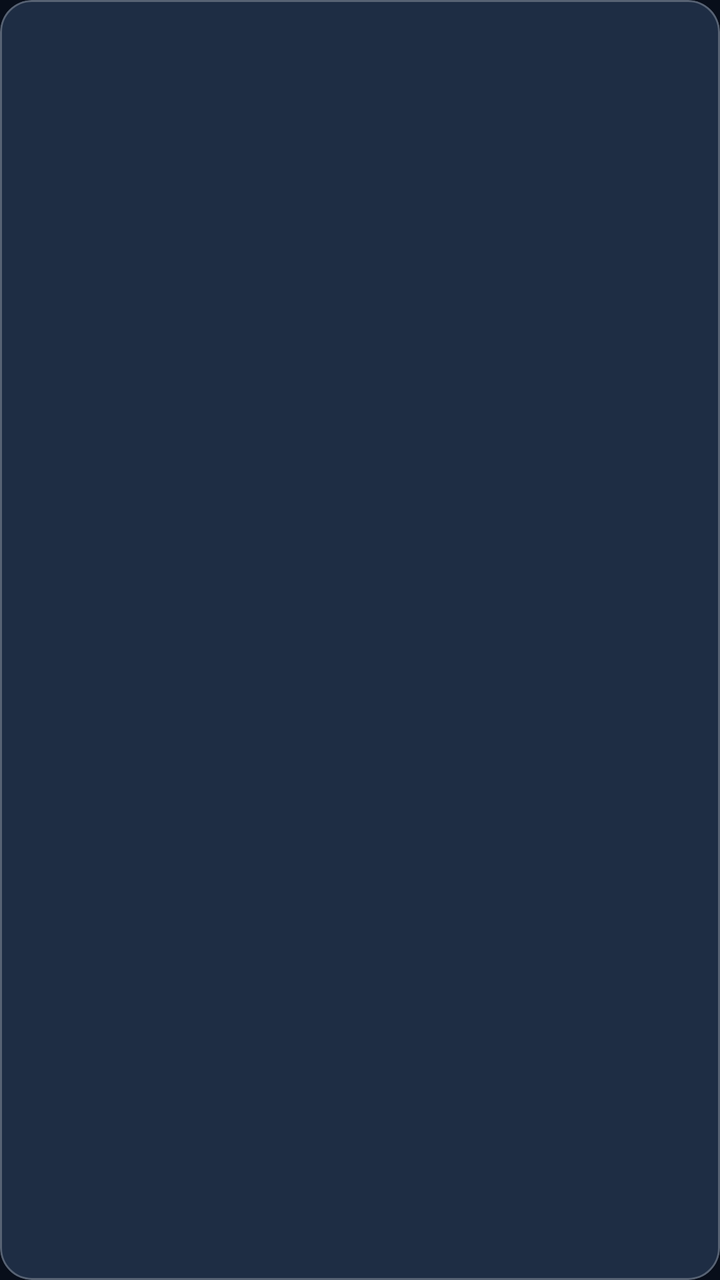
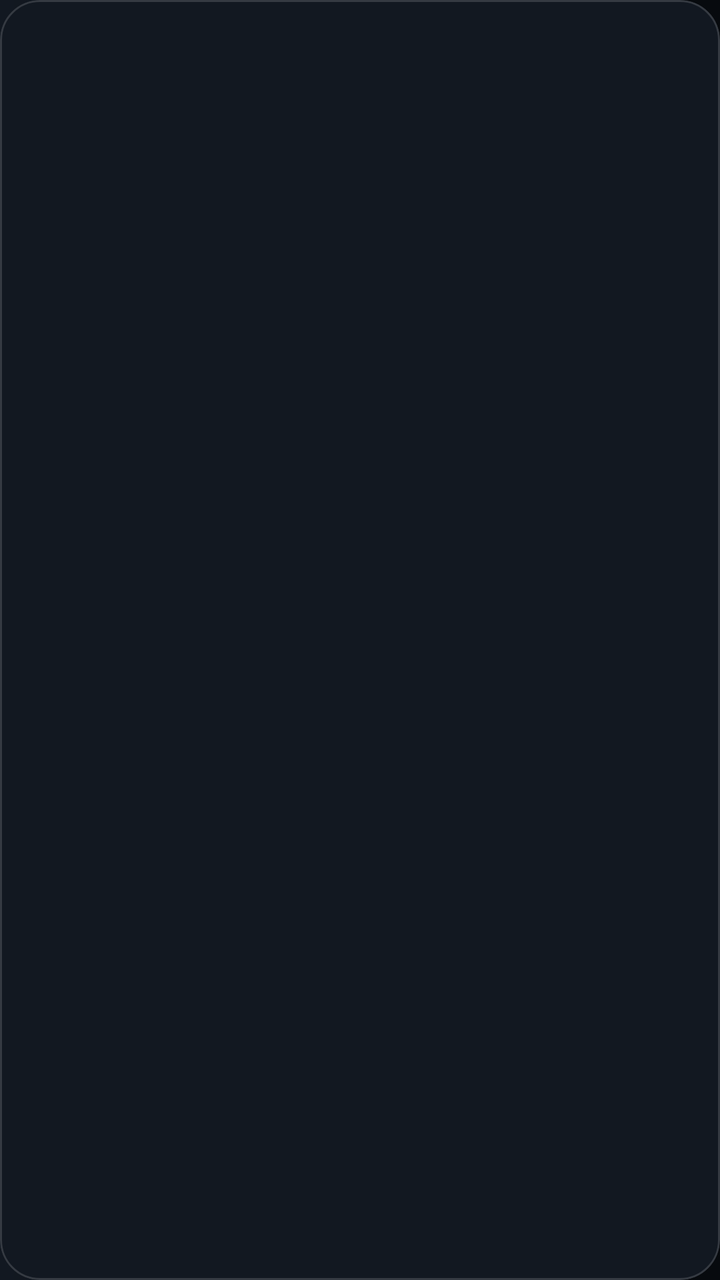

Compare the two renders of this Android layout. The source of the first and the diff that turns it into the second are given below.
<!-- AndroidManifest.xml: application theme Theme.RakshaSetu -->
<!-- res/layout/item_alert_log.xml -->
<?xml version="1.0" encoding="utf-8"?>
<com.google.android.material.card.MaterialCardView xmlns:android="http://schemas.android.com/apk/res/android"
    xmlns:app="http://schemas.android.com/apk/res-auto"
    android:layout_width="match_parent"
    android:layout_height="wrap_content"
    android:layout_marginBottom="8dp"
    app:cardCornerRadius="16dp"
    app:cardElevation="0dp"
    app:cardBackgroundColor="@color/glass_card_solid"
    app:strokeColor="@color/glass_border"
    app:strokeWidth="1dp">

    <LinearLayout
        android:layout_width="match_parent"
        android:layout_height="wrap_content"
        android:orientation="vertical"
        android:padding="16dp">

        <LinearLayout
            android:layout_width="match_parent"
            android:layout_height="wrap_content"
            android:orientation="horizontal"
            android:gravity="center_vertical">

            <TextView
                android:id="@+id/tvTriggerType"
                android:layout_width="0dp"
                android:layout_height="wrap_content"
                android:layout_weight="1"
                android:textSize="15sp"
                android:textStyle="bold"
                android:textColor="@color/text_primary"
                android:fontFamily="sans-serif-medium" />

            <TextView
                android:id="@+id/tvStatus"
                android:layout_width="wrap_content"
                android:layout_height="wrap_content"
                android:textSize="13sp"
                android:textColor="@color/text_secondary" />
        </LinearLayout>

        <TextView
            android:id="@+id/tvTime"
            android:layout_width="wrap_content"
            android:layout_height="wrap_content"
            android:textSize="12sp"
            android:textColor="@color/text_secondary"
            android:layout_marginTop="4dp" />

        <TextView
            android:id="@+id/tvLocation"
            android:layout_width="wrap_content"
            android:layout_height="wrap_content"
            android:textSize="12sp"
            android:textColor="@color/text_secondary"
            android:layout_marginTop="4dp" />

        <TextView
            android:id="@+id/tvStats"
            android:layout_width="wrap_content"
            android:layout_height="wrap_content"
            android:textSize="12sp"
            android:textColor="@color/md_theme_primary"
            android:layout_marginTop="4dp" />
    </LinearLayout>
</com.google.android.material.card.MaterialCardView>
<!-- resources referenced by this layout -->
<resources>
  <color name="glass_border">#40FFFFFF</color>
  <color name="glass_card_solid">#1E2D44</color>
  <color name="md_theme_primary">#FF8A5C</color>
  <color name="text_primary">#F0F4F8</color>
  <color name="text_secondary">#94A3B8</color>
  <style name="Theme.RakshaSetu" parent="Theme.Material3.Dark.NoActionBar">
          <item name="colorPrimary">@color/md_theme_primary</item>
          <item name="colorPrimaryDark">@color/primary_dark</item>
          <item name="colorAccent">@color/accent</item>
          <item name="android:windowBackground">@color/background</item>
          <item name="android:statusBarColor">@android:color/transparent</item>
          <item name="android:navigationBarColor">@android:color/transparent</item>
          <item name="android:windowDrawsSystemBarBackgrounds">true</item>
          <item name="android:windowTranslucentStatus">false</item>
          <item name="colorOnPrimary">@color/md_theme_onPrimary</item>
          <item name="colorSecondary">@color/md_theme_secondary</item>
          <item name="colorOnSecondary">@color/md_theme_onSecondary</item>
          <item name="android:colorBackground">@color/md_theme_background</item>
          <item name="colorSurface">@color/md_theme_surface</item>
          <item name="colorOnSurface">@color/md_theme_onSurface</item>
      </style>
  <color name="primary_dark">#E55A25</color>
  <color name="accent">#FFD166</color>
  <color name="background">#080E1A</color>
  <color name="md_theme_onPrimary">#FFFFFF</color>
  <color name="md_theme_secondary">#C4A882</color>
  <color name="md_theme_onSecondary">#2B1A00</color>
  <color name="md_theme_background">#080E1A</color>
  <color name="md_theme_surface">#1E2D44</color>
  <color name="md_theme_onSurface">#E2E8F0</color>
</resources>

<!-- the commit's change to res/layout/item_alert_log.xml (unified diff, before → after) -->
@@ -3,65 +3,62 @@
     xmlns:app="http://schemas.android.com/apk/res-auto"
     android:layout_width="match_parent"
     android:layout_height="wrap_content"
-    android:layout_marginBottom="8dp"
-    app:cardCornerRadius="16dp"
+    android:layout_marginVertical="@dimen/space_2"
+    app:cardBackgroundColor="@color/surface_raised"
+    app:cardCornerRadius="@dimen/radius_card"
     app:cardElevation="0dp"
-    app:cardBackgroundColor="@color/glass_card_solid"
-    app:strokeColor="@color/glass_border"
-    app:strokeWidth="1dp">
+    app:strokeColor="@color/hairline_default"
+    app:strokeWidth="@dimen/hairline">
 
     <LinearLayout
         android:layout_width="match_parent"
         android:layout_height="wrap_content"
         android:orientation="vertical"
-        android:padding="16dp">
+        android:padding="@dimen/space_4">
 
         <LinearLayout
             android:layout_width="match_parent"
             android:layout_height="wrap_content"
-            android:orientation="horizontal"
-            android:gravity="center_vertical">
+            android:gravity="center_vertical"
+            android:orientation="horizontal">
 
             <TextView
                 android:id="@+id/tvTriggerType"
                 android:layout_width="0dp"
                 android:layout_height="wrap_content"
                 android:layout_weight="1"
-                android:textSize="15sp"
-                android:textStyle="bold"
-                android:textColor="@color/text_primary"
-                android:fontFamily="sans-serif-medium" />
+                android:textAppearance="@style/TextAppearance.RS.H3" />
 
+            
             <TextView
                 android:id="@+id/tvStatus"
                 android:layout_width="wrap_content"
                 android:layout_height="wrap_content"
-                android:textSize="13sp"
-                android:textColor="@color/text_secondary" />
+                android:textAppearance="@style/TextAppearance.RS.Eyebrow" />
         </LinearLayout>
 
         <TextView
             android:id="@+id/tvTime"
-            android:layout_width="wrap_content"
+            android:layout_width="match_parent"
             android:layout_height="wrap_content"
-            android:textSize="12sp"
-            android:textColor="@color/text_secondary"
-            android:layout_marginTop="4dp" />
+            android:layout_marginTop="@dimen/space_2"
+            android:textAppearance="@style/TextAppearance.RS.Data" />
 
         <TextView
             android:id="@+id/tvLocation"
-            android:layout_width="wrap_content"
+            android:layout_width="match_parent"
             android:layout_height="wrap_content"
-            android:textSize="12sp"
-            android:textColor="@color/text_secondary"
-            android:layout_marginTop="4dp" />
+            android:layout_marginTop="@dimen/space_1"
+            android:ellipsize="end"
+            android:maxLines="1"
+            android:textAppearance="@style/TextAppearance.RS.Data" />
 
         <TextView
             android:id="@+id/tvStats"
-            android:layout_width="wrap_content"
+            android:layout_width="match_parent"
             android:layout_height="wrap_content"
-            android:textSize="12sp"
-            android:textColor="@color/md_theme_primary"
-            android:layout_marginTop="4dp" />
+            android:layout_marginTop="@dimen/space_1"
+            android:textAppearance="@style/TextAppearance.RS.Data"
+            android:textColor="@color/text_muted" />
     </LinearLayout>
 </com.google.android.material.card.MaterialCardView>
<!-- resource entries referenced after the edit -->
@@ -1,34 +1,76 @@
 <!-- resources referenced by this layout -->
 <resources>
-  <color name="glass_border">#40FFFFFF</color>
-  <color name="glass_card_solid">#1E2D44</color>
-  <color name="md_theme_primary">#FF8A5C</color>
-  <color name="text_primary">#F0F4F8</color>
-  <color name="text_secondary">#94A3B8</color>
+  <color name="hairline_default">#26FFFFFF</color>
+  <color name="surface_raised">#121821</color>
+  <color name="text_muted">#6B7889</color>
+  <dimen name="hairline">1dp</dimen>
+  <dimen name="radius_card">20dp</dimen>
+  <dimen name="space_1">4dp</dimen>
+  <dimen name="space_2">8dp</dimen>
+  <dimen name="space_4">16dp</dimen>
+  <style name="TextAppearance.RS.Data" parent="TextAppearance.Material3.BodySmall">
+          <item name="android:textSize">@dimen/type_data</item>
+          <item name="android:textColor">@color/data_text</item>
+          <item name="android:fontFamily">monospace</item>
+      </style>
+  <style name="TextAppearance.RS.Eyebrow" parent="TextAppearance.Material3.LabelSmall">
+          <item name="android:textSize">@dimen/type_label</item>
+          <item name="android:textColor">@color/text_muted</item>
+          <item name="android:fontFamily">sans-serif-medium</item>
+          <item name="android:textAllCaps">true</item>
+          <item name="android:letterSpacing">0.14</item>
+      </style>
+  <style name="TextAppearance.RS.H3" parent="TextAppearance.Material3.TitleMedium">
+          <item name="android:textSize">@dimen/type_h3</item>
+          <item name="android:textColor">@color/text_primary</item>
+          <item name="android:fontFamily">sans-serif-medium</item>
+      </style>
+  <color name="text_primary">#F2F5F8</color>
+  <color name="text_secondary">#A3B0BF</color>
+  <color name="hairline_strong">#3DFFFFFF</color>
+  <!-- drawable bg_gradient_dark (drawable) -->
+  <?xml version="1.0" encoding="utf-8"?>
+  <shape xmlns:android="http://schemas.android.com/apk/res/android"
+      android:shape="rectangle">
+      <gradient
+          android:type="linear"
+          android:angle="180"
+          android:startColor="@color/surface_sunken"
+          android:centerColor="@color/surface_base"
+          android:endColor="@color/surface_raised" />
+  </shape>
+  <color name="surface_sunken">#070A0E</color>
   <style name="Theme.RakshaSetu" parent="Theme.Material3.Dark.NoActionBar">
-          <item name="colorPrimary">@color/md_theme_primary</item>
-          <item name="colorPrimaryDark">@color/primary_dark</item>
-          <item name="colorAccent">@color/accent</item>
-          <item name="android:windowBackground">@color/background</item>
+          <item name="colorPrimary">@color/accent</item>
+          <item name="colorOnPrimary">@color/text_on_accent</item>
+          <item name="colorPrimaryContainer">@color/accent_muted</item>
+          <item name="colorOnPrimaryContainer">@color/accent</item>
+          <item name="colorSecondary">@color/data_text</item>
+          <item name="colorOnSecondary">@color/surface_base</item>
+          <item name="colorError">@color/sos_button</item>
+          <item name="android:colorBackground">@color/surface_base</item>
+          <item name="colorSurface">@color/surface_raised</item>
+          <item name="colorOnSurface">@color/text_primary</item>
+          <item name="colorSurfaceVariant">@color/surface_overlay</item>
+          <item name="colorOnSurfaceVariant">@color/text_secondary</item>
+          <item name="colorOutline">@color/hairline_strong</item>
+          <item name="android:windowBackground">@drawable/bg_gradient_dark</item>
           <item name="android:statusBarColor">@android:color/transparent</item>
           <item name="android:navigationBarColor">@android:color/transparent</item>
           <item name="android:windowDrawsSystemBarBackgrounds">true</item>
-          <item name="android:windowTranslucentStatus">false</item>
-          <item name="colorOnPrimary">@color/md_theme_onPrimary</item>
-          <item name="colorSecondary">@color/md_theme_secondary</item>
-          <item name="colorOnSecondary">@color/md_theme_onSecondary</item>
-          <item name="android:colorBackground">@color/md_theme_background</item>
-          <item name="colorSurface">@color/md_theme_surface</item>
-          <item name="colorOnSurface">@color/md_theme_onSurface</item>
+          <item name="android:textColorPrimary">@color/text_primary</item>
+          <item name="android:textColorSecondary">@color/text_secondary</item>
+          <item name="android:textColorHint">@color/text_muted</item>
       </style>
-  <color name="primary_dark">#E55A25</color>
-  <color name="accent">#FFD166</color>
-  <color name="background">#080E1A</color>
-  <color name="md_theme_onPrimary">#FFFFFF</color>
-  <color name="md_theme_secondary">#C4A882</color>
-  <color name="md_theme_onSecondary">#2B1A00</color>
-  <color name="md_theme_background">#080E1A</color>
-  <color name="md_theme_surface">#1E2D44</color>
-  <color name="md_theme_onSurface">#E2E8F0</color>
+  <dimen name="type_data">13sp</dimen>
+  <color name="data_text">#8FA3BC</color>
+  <dimen name="type_label">12sp</dimen>
+  <dimen name="type_h3">17sp</dimen>
+  <color name="accent">#FF6A3D</color>
+  <color name="text_on_accent">#1A0B07</color>
+  <color name="accent_muted">#33205A38</color>
+  <color name="surface_base">#0B0F14</color>
+  <color name="sos_button">#E23D2E</color>
+  <color name="surface_overlay">#18202B</color>
 </resources>
 
